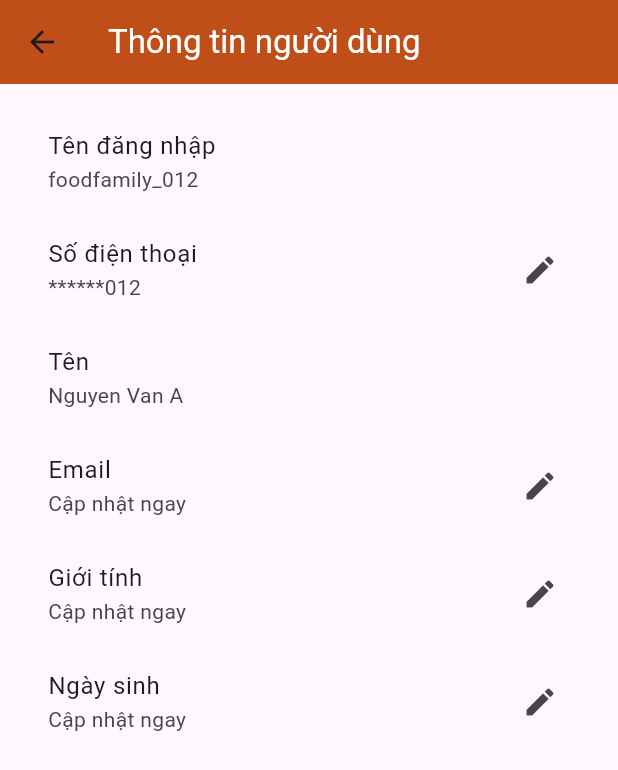
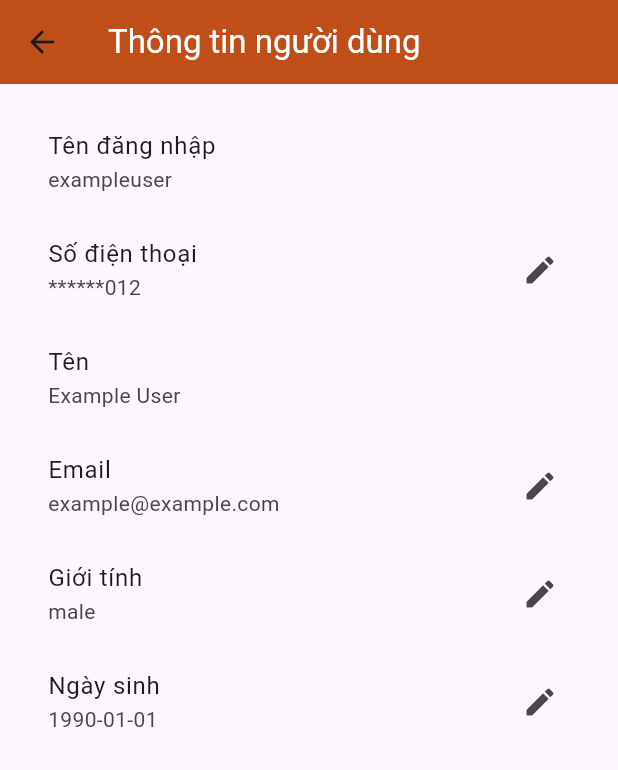
Before and after one commit to ToThaiLinh/Food_Market, a Flutter app: the HomePage screen opened directly, item 4 of the bottom bar chosen, after a tap on "Thông tin người dùng", on a phone screen of 412 x 824 dp. Shown: the top 770 px of the screen. Run offline on Flutter 3.47's test engine with Material 3 defaults, Android fonts, the phone set to English and light mode, and no system bars; our stand-ins replace flutter_bloc, flutter_screenutil, flutter_svg, shared_preferences, table_calendar; accounts and stored records are empty; network calls fail.

Commit message:
display me_page from user_api

```diff
--- a/lib/services/user_services.dart
+++ b/lib/services/user_services.dart
@@ -42,7 +42,7 @@ class UserService {
   }
 
   Future<User> getUserInfo() async {
-    final uri = Uri.parse("${baseUrl}/user");
+    final uri = Uri.parse("${baseUrl}/auth/profile");
     try {
       final response = await http.get(
         uri,
@@ -53,7 +53,7 @@ class UserService {
 
       if (response.statusCode == 200) {
         final Map<String, dynamic> bodyContent = json.decode(response.body);
-        final user = bodyContent['results'][0];
+        final user = bodyContent;
         return User.fromJson(user);
       } else {
         throw Exception('Failed to load user info');
--- a/lib/ui/pages/me/me_page.dart
+++ b/lib/ui/pages/me/me_page.dart
@@ -35,11 +35,36 @@ class MeView extends StatelessWidget {
           // } else if (state is UserErrorState) {
           //   return Center(child: Text(state.error));
           } else if (state is UserLoadedState) {
-            // final user = state.user;
-            return OverViewMePage();
-          } else {
-            // return Center(child: Text('Trạng thái không xác định')
-            return OverViewMePage();
+            final user = state.user;
+            return OverViewMePage(user : user);
+          }
+          // else if(state is UserErrorState) {
+          //   return Center(child: Text('Lỗi: ${state.error}'));
+          // }
+
+          else {
+            // return Center(child: Text('Trạng thái không xác định'));
+            User user = User(
+              id: '12345',
+              email: 'example@example.com',
+              password: 'password123',
+              username: 'exampleuser',
+              name: 'Example User',
+              type: 'admin',
+              language: 'en',
+              gender: 'male',
+              countryCode: 'US',
+              timezone: 3,
+              birthDate: '1990-01-01',
+              photoUrl: 'https://png.pngtree.com/element_our/png/20180918/chef-cooking-fried-chicken-and-delicious-sign-png_103460.jpg',
+              isActivated: true,
+              isVerified: true,
+              deviceId: 'device12345',
+              belongsToGroupAdminId: 1,
+              createdAt: DateTime.parse('2024-01-01T12:00:00Z'),
+              updatedAt: DateTime.parse('2024-12-01T12:00:00Z'),
+            );
+            return OverViewMePage(user : user);
           }
         },
       ),
@@ -49,7 +74,9 @@ class MeView extends StatelessWidget {
 
 
 class OverViewMePage extends StatelessWidget {
-  OverViewMePage();
+  final User user;
+
+  const OverViewMePage({Key? key, required this.user}) : super(key: key);
   @override
   Widget build(BuildContext context) {
     return Scaffold(
@@ -65,16 +92,25 @@ class OverViewMePage extends StatelessWidget {
                   CircleAvatar(
                     radius: 40,
                     backgroundColor: Colors.grey[300],
-                    child: Icon(Icons.person, size: 40, color: Colors.white),
+                    child: user.photoUrl.isNotEmpty
+                        ? ClipOval(
+                            child: Image.network(
+                              user.photoUrl,
+                              width: 80,  // Đảm bảo kích thước hình ảnh phù hợp
+                              height: 80,
+                              fit: BoxFit.cover,  // Giữ tỷ lệ khung hình của hình ảnh
+                            ),
+                          )
+                        : Icon(Icons.person, size: 40, color: Colors.white),
                   ),
                   SizedBox(width: 16),
                   Column(
                     crossAxisAlignment: CrossAxisAlignment.start,
                     children: [
-                      Text("user.username",
+                      Text(user.username,
                           style: TextStyle(
                               fontSize: 18, fontWeight: FontWeight.bold)),
-                      Text('Số điện thoại: ******012',
+                      Text('Email: ${user.email}',
                           style: TextStyle(color: Colors.grey[600])),
                     ],
                   )
@@ -91,7 +127,7 @@ class OverViewMePage extends StatelessWidget {
               onTap: () {
                 Navigator.push(
                   context,
-                  MaterialPageRoute(builder: (context) => UserInfoPage()),
+                  MaterialPageRoute(builder: (context) => UserInfoPage(user:  user) ),
                 );
               },
             ),
--- a/lib/ui/pages/me/user_info_page.dart
+++ b/lib/ui/pages/me/user_info_page.dart
@@ -2,7 +2,13 @@
 import 'package:flutter/material.dart';
 import 'package:food/ui/pages/me/update_phone_page.dart';
 
+import '../../../models/user.dart';
+
 class UserInfoPage extends StatelessWidget {
+  final User user;
+
+  const UserInfoPage({Key? key, required this.user}) : super(key: key);
+
   @override
   Widget build(BuildContext context) {
     return Scaffold(
@@ -16,7 +22,7 @@ class UserInfoPage extends StatelessWidget {
           children: [
             ListTile(
               title: Text('Tên đăng nhập'),
-              subtitle: Text('foodfamily_012'),
+              subtitle: Text("${user.username}"),
             ),
             ListTile(
               title: Text('Số điện thoại'),
@@ -31,21 +37,21 @@ class UserInfoPage extends StatelessWidget {
             ),
             ListTile(
               title: Text('Tên'),
-              subtitle: Text('Nguyen Van A'),
+              subtitle: Text('${user.name}'),
             ),
             ListTile(
               title: Text('Email'),
-              subtitle: Text('Cập nhật ngay'),
+              subtitle: Text(user.email.isNotEmpty ? user.email : 'Cập nhật ngay'),
               trailing: Icon(Icons.edit),
             ),
             ListTile(
               title: Text('Giới tính'),
-              subtitle: Text('Cập nhật ngay'),
+              subtitle: Text(user.gender!.isNotEmpty ? user.gender! : 'Cập nhật ngay'),
               trailing: Icon(Icons.edit),
             ),
             ListTile(
               title: Text('Ngày sinh'),
-              subtitle: Text('Cập nhật ngay'),
+              subtitle: Text(user.birthDate!.isNotEmpty ? user.birthDate! : 'Cập nhật ngay'),
               trailing: Icon(Icons.edit),
             ),
           ],
```
